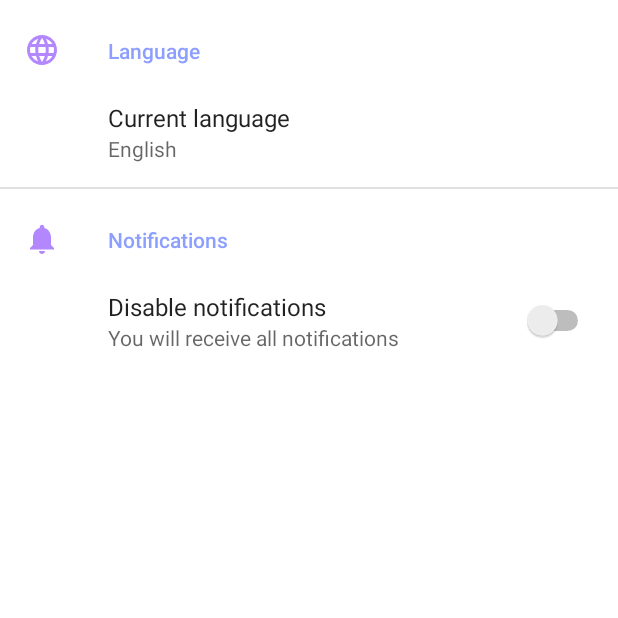
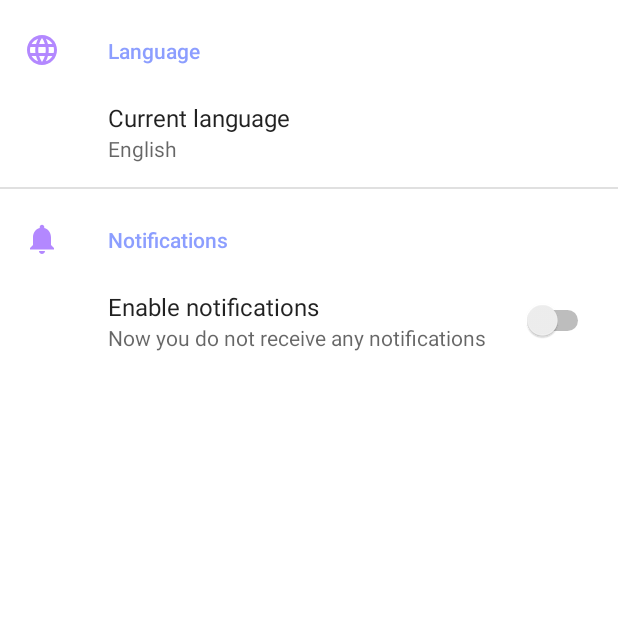
Before and after one commit to DascaluCosmin/Citizen-U, an Android app: the MainActivity screen opened directly, with no data from a screen before it, in the side drawer, after a tap on "Settings", on a phone screen of 412 x 824 dp, the top half of it. Run offline under Robolectric (Android 15) with nearby library versions, the light colour scheme and no system bars; our stand-ins replace Dagger/Hilt's generated code, Firebase (no records; nobody signed in at launch, a user with empty details on screens opened directly), androidx.preference, navigation-ui; 5 statements that could not run were skipped.

Commit message:
[S13: Notifications] - Periodic Notifications on settings enabled/disabled

```diff
--- a/app/src/main/java/com/ubb/citizen_u/ui/MainActivity.kt
+++ b/app/src/main/java/com/ubb/citizen_u/ui/MainActivity.kt
@@ -2,7 +2,6 @@ package com.ubb.citizen_u.ui
 
 import android.content.Intent
 import android.os.Bundle
-import android.util.Log
 import androidx.activity.viewModels
 import androidx.appcompat.app.AppCompatActivity
 import androidx.drawerlayout.widget.DrawerLayout
@@ -13,21 +12,12 @@ import androidx.navigation.navArgs
 import androidx.navigation.ui.AppBarConfiguration
 import androidx.navigation.ui.navigateUp
 import androidx.navigation.ui.setupWithNavController
-import androidx.work.ExistingPeriodicWorkPolicy
-import androidx.work.PeriodicWorkRequest
-import androidx.work.WorkManager
 import com.ubb.citizen_u.R
 import com.ubb.citizen_u.databinding.ActivityMainBinding
-import com.ubb.citizen_u.ui.fragments.SignedInFragment
 import com.ubb.citizen_u.ui.util.loadLocale
 import com.ubb.citizen_u.ui.viewmodels.AuthenticationViewModel
-import com.ubb.citizen_u.ui.workers.NotificationWorker
-import com.ubb.citizen_u.util.NotificationsConstants.NOTIFICATION_WORKER_TAG
 import dagger.hilt.android.AndroidEntryPoint
 import kotlinx.coroutines.ExperimentalCoroutinesApi
-import java.util.*
-import java.util.concurrent.TimeUnit
-import kotlin.time.Duration.Companion.milliseconds
 
 @ExperimentalCoroutinesApi
 @AndroidEntryPoint
@@ -35,9 +25,7 @@ class MainActivity : AppCompatActivity() {
 
     companion object {
         private const val CITIZEN_ID_ARG_KEY = "citizenId"
-        private const val DAILY_NOTIFICATION_HOUR = 22
     }
-
 
     private lateinit var appBarConfiguration: AppBarConfiguration
     private lateinit var drawerLayout: DrawerLayout
@@ -72,7 +60,6 @@ class MainActivity : AppCompatActivity() {
         appBarConfiguration = AppBarConfiguration(navController.graph, drawerLayout)
 
         overrideNavigationDrawerItems()
-        startPeriodicNotificationWork()
 //         setupActionBarWithNavController(navController, appBarConfiguration)
 //        supportActionBar?.hide()
     }
@@ -114,41 +101,4 @@ class MainActivity : AppCompatActivity() {
             super.onBackPressed()
         }
     }
-
-    private fun startPeriodicNotificationWork() {
-        val delay = computeDelayInMinutes()
-        Log.d(SignedInFragment.TAG,
-            "startPeriodicNotificationWork: Starting periodic notification work, to be executed in $delay minutes...")
-        val notificationWork = PeriodicWorkRequest.Builder(
-            NotificationWorker::class.java,
-            1,
-            TimeUnit.DAYS,
-        )
-            .setInitialDelay(delay, TimeUnit.MINUTES)
-            .build()
-
-        WorkManager.getInstance(this).cancelAllWork()
-        WorkManager.getInstance(this)
-            .enqueueUniquePeriodicWork(
-                NOTIFICATION_WORKER_TAG,
-                ExistingPeriodicWorkPolicy.KEEP,
-                notificationWork
-            )
-    }
-
-    private fun computeDelayInMinutes(): Long {
-        val dailyNotificationHourCalendar = Calendar.getInstance()
-        dailyNotificationHourCalendar.set(Calendar.HOUR_OF_DAY, 20)
-        dailyNotificationHourCalendar.set(Calendar.MINUTE, 30)
-        dailyNotificationHourCalendar.set(Calendar.SECOND, 0)
-
-        val now = Calendar.getInstance()
-        var delta = (dailyNotificationHourCalendar.timeInMillis - now.timeInMillis)
-            .milliseconds
-            .inWholeMinutes
-        if (delta < 0) {
-            delta += TimeUnit.DAYS.toMinutes(1)
-        }
-        return delta
-    }
 }
--- a/app/src/main/java/com/ubb/citizen_u/ui/fragments/SettingsFragment.kt
+++ b/app/src/main/java/com/ubb/citizen_u/ui/fragments/SettingsFragment.kt
@@ -1,18 +1,41 @@
 package com.ubb.citizen_u.ui.fragments
 
 import android.os.Bundle
+import android.util.Log
 import androidx.preference.ListPreference
 import androidx.preference.PreferenceFragmentCompat
+import androidx.preference.SwitchPreference
+import androidx.work.ExistingPeriodicWorkPolicy
+import androidx.work.PeriodicWorkRequest
+import androidx.work.WorkManager
 import com.ubb.citizen_u.R
+import com.ubb.citizen_u.ui.util.toastMessage
+import com.ubb.citizen_u.ui.workers.NotificationWorker
+import com.ubb.citizen_u.util.NotificationsConstants.NOTIFICATION_WORKER_TAG
 import com.ubb.citizen_u.util.SettingsConstants.LANGUAGE_SETTINGS_KEY
+import com.ubb.citizen_u.util.SettingsConstants.NOTIFICATIONS_SETTINGS_KEY
+import dagger.hilt.android.AndroidEntryPoint
+import java.util.*
+import java.util.concurrent.TimeUnit
+import kotlin.time.Duration.Companion.milliseconds
 
+@AndroidEntryPoint
 class SettingsFragment : PreferenceFragmentCompat() {
+
+    companion object {
+        private const val TAG = "UBB-SettingsFragment"
+        private const val DAILY_NOTIFICATION_HOUR = 6
+        private const val REPEAT_INTERVAL_VALUE_UNIT = 1L
+    }
+
+    private lateinit var workManager: WorkManager
 
     override fun onCreatePreferences(savedInstanceState: Bundle?, rootKey: String?) {
         setPreferencesFromResource(R.xml.root_preferences, rootKey)
+        workManager = WorkManager.getInstance(requireContext())
 
-        val preference = findPreference<ListPreference>(LANGUAGE_SETTINGS_KEY)
-        preference?.setOnPreferenceChangeListener { _, _ ->
+        val languagePreference = findPreference<ListPreference>(LANGUAGE_SETTINGS_KEY)
+        languagePreference?.setOnPreferenceChangeListener { _, _ ->
             requireActivity().run {
                 // Restart activity in order to set locale
                 finish()
@@ -20,5 +43,55 @@ class SettingsFragment : PreferenceFragmentCompat() {
             }
             true
         }
+
+        val notificationsPreference = findPreference<SwitchPreference>(NOTIFICATIONS_SETTINGS_KEY)
+        notificationsPreference?.setOnPreferenceClickListener { _ ->
+            if (notificationsPreference.isChecked) {
+                Log.d(TAG, "onCreatePreferences: Enabling notifications...")
+                toastMessage(getString(R.string.settings_notification_summary_on_text))
+                createNotificationWork()
+            } else {
+                Log.d(TAG, "onCreatePreferences: Disabling notifications...")
+                toastMessage(getString(R.string.settings_notifications_summary_off_text))
+                cancelNotificationWork()
+            }
+            true
+        }
+    }
+
+    private fun createNotificationWork() {
+        val delay = computeDelayInMinutes()
+        Log.d(TAG,
+            "createNotificationWork: Notification Work will be delayed and executed in approximately $delay minutes")
+        val notificationWork = PeriodicWorkRequest.Builder(
+            NotificationWorker::class.java,
+            REPEAT_INTERVAL_VALUE_UNIT,
+            TimeUnit.HOURS
+        )
+            .setInitialDelay(delay, TimeUnit.MINUTES)
+            .build()
+
+        workManager.enqueueUniquePeriodicWork(
+            NOTIFICATION_WORKER_TAG,
+            ExistingPeriodicWorkPolicy.KEEP,
+            notificationWork
+        )
+    }
+
+    private fun computeDelayInMinutes(): Long {
+        val dailyNotificationHourCalendar = Calendar.getInstance()
+        dailyNotificationHourCalendar.set(Calendar.HOUR_OF_DAY, DAILY_NOTIFICATION_HOUR)
+        dailyNotificationHourCalendar.set(Calendar.MINUTE, 0)
+        dailyNotificationHourCalendar.set(Calendar.SECOND, 0)
+
+        val now = Calendar.getInstance()
+        val delta = (dailyNotificationHourCalendar.timeInMillis - now.timeInMillis)
+            .milliseconds
+            .inWholeMinutes
+        return if (delta > 0) delta else delta + TimeUnit.DAYS.toMinutes(1)
+    }
+
+    private fun cancelNotificationWork() {
+        workManager.cancelUniqueWork(NOTIFICATION_WORKER_TAG)
     }
 }
--- a/app/src/main/java/com/ubb/citizen_u/ui/workers/NotificationWorker.kt
+++ b/app/src/main/java/com/ubb/citizen_u/ui/workers/NotificationWorker.kt
@@ -49,7 +49,7 @@ class NotificationWorker(
             .setContentTitle(applicationContext.getString(R.string.city_hall_name))
             .setContentText("Test Text")
             .setContentIntent(pendingIntent)
-            .setSmallIcon(R.drawable.logo_bg_free)
+            .setSmallIcon(R.drawable.town_hall_ic)
             .setAutoCancel(true)
             .setPriority(NotificationCompat.PRIORITY_DEFAULT)
             .build()
--- a/app/src/main/res/values/strings.xml
+++ b/app/src/main/res/values/strings.xml
@@ -73,9 +73,9 @@
 
     <!--region Settings -->
     <string name="settings_fragment_label" translatable="false">Settings</string>
-    <string name="settings_notifications_summary_on_text">You will no longer receive notifications</string>
-    <string name="settings_notification_summary_off_text">You will receive all notifications</string>
-    <string name="settings_notifications_title">Disable notifications</string>
+    <string name="settings_notifications_summary_off_text">Now you do not receive any notifications</string>
+    <string name="settings_notification_summary_on_text">Now you receive all notifications</string>
+    <string name="settings_notifications_title">Enable notifications</string>
     <string name="settings_notifications_category_title">Notifications</string>
 
     <!-- Arrays values -->
--- a/app/src/main/res/xml/root_preferences.xml
+++ b/app/src/main/res/xml/root_preferences.xml
@@ -19,8 +19,8 @@
         app:title="@string/settings_notifications_category_title">
         <SwitchPreference
             app:key="notifications"
-            app:summaryOff="@string/settings_notification_summary_off_text"
-            app:summaryOn="@string/settings_notifications_summary_on_text"
+            app:summaryOff="@string/settings_notifications_summary_off_text"
+            app:summaryOn="@string/settings_notification_summary_on_text"
             app:title="@string/settings_notifications_title" />
     </PreferenceCategory>
 </PreferenceScreen>
```
Also changed, not shown: app/src/main/res/drawable/town_hall_ic.png (added), 2 other files.
